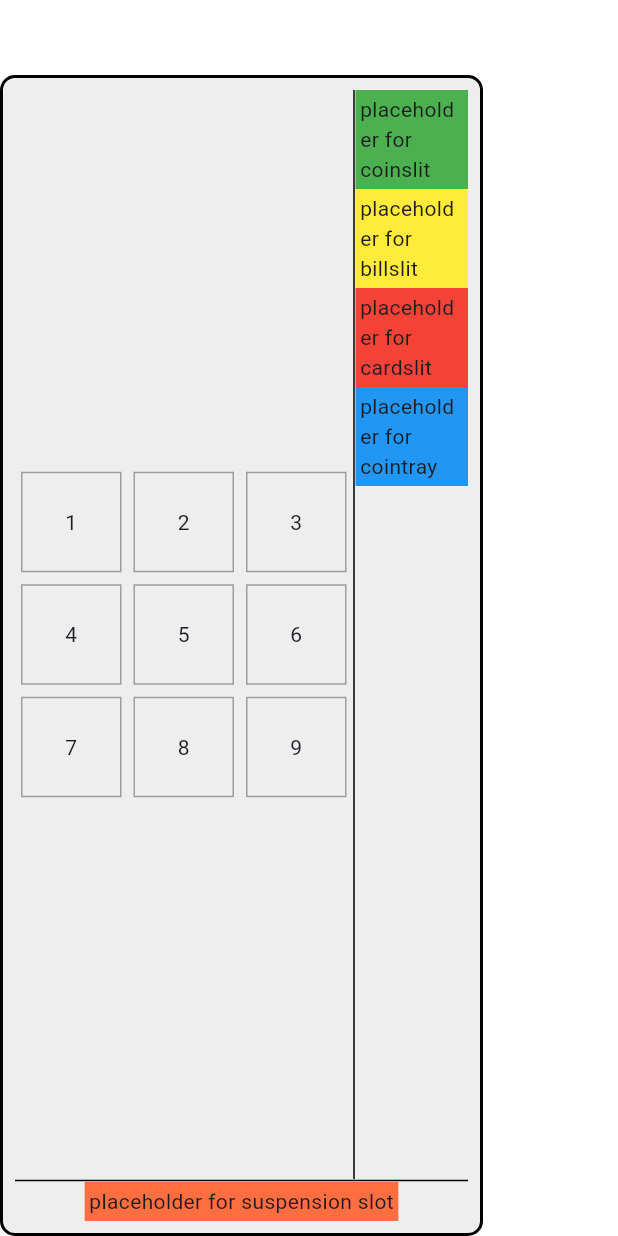
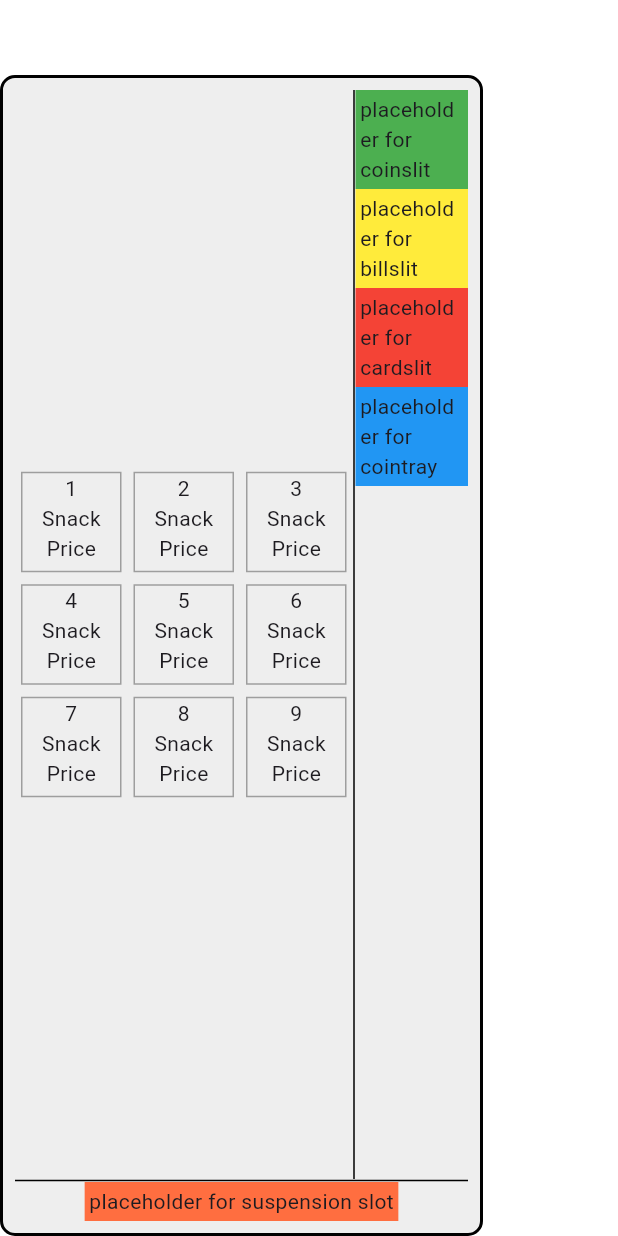
Before and after one commit to GFerhat/snackautomat, a Flutter app: the screen it shows after launch, on a phone screen of 412 x 824 dp. Run offline on Flutter 3.47's test engine with Material 3 defaults, Android fonts, the phone set to English and light mode, and no system bars.

Commit message:
Update ProductArea widget to display snack details in a column layout

```diff
--- a/lib/widgets/vending_machine/product_area/product_area.dart
+++ b/lib/widgets/vending_machine/product_area/product_area.dart
@@ -13,7 +13,7 @@ class ProductArea extends StatelessWidget {
         (index) => Container(
           margin: EdgeInsets.all(4),
           decoration: BoxDecoration(border: Border.all(color: Colors.grey)),
-          child: Center(child: Text('${index + 1}')),
+          child: Column(children: [Text('${index + 1}'), Text('Snack'),Text('Price')]),
         ),
       ),
     );
```
